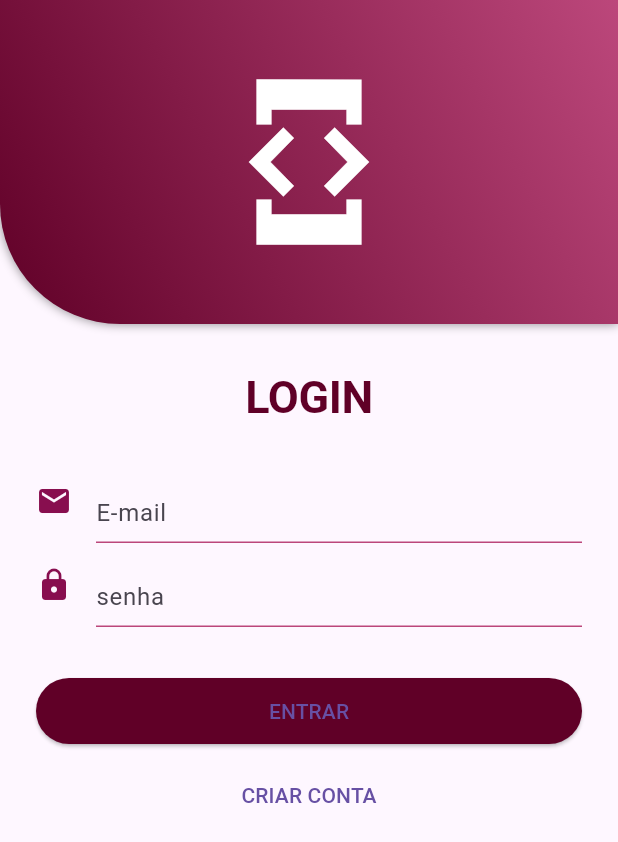
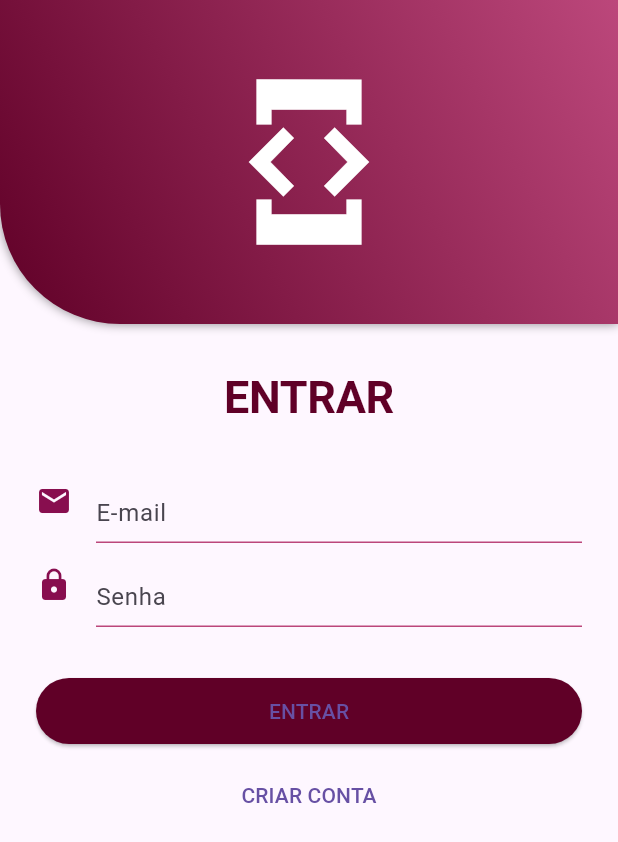
Before and after one commit to amandadetofol/flutter_course, a Flutter app: the screen it shows after launch, on a phone screen of 412 x 824 dp. Shown: the top 842 px of the screen. Run offline on Flutter 3.47's test engine with Material 3 defaults, Android fonts, the phone set to English and light mode, and no system bars; our stand-ins replace equatable, flutter_secure_storage, get.

Commit message:
finish i18n

```diff
--- a/flutter_course/lib/lib/ui/helpers/errors/ui_error.dart
+++ b/flutter_course/lib/lib/ui/helpers/errors/ui_error.dart
@@ -1,3 +1,5 @@
+import '../i18n/resources.dart';
+
 enum UIError {
   unexpected,
   invalidCredentials,
@@ -9,13 +11,13 @@ extension DomainErrorExtension on UIError {
   String get description {
     switch (this) {
       case UIError.unexpected:
-        return 'Algo errado aconteceu.';
+        return R.translations.unexpected;
       case UIError.invalidCredentials:
-        return 'Credenciais inválidas';
+        return R.translations.invalidCredentials;
       case UIError.requiredField:
-        return 'Campo obrigatório';
+        return R.translations.requiredField;
       case UIError.invalidField:
-        return 'Campo inválido';
+        return R.translations.invalidField;
     }
   }
 }
--- a/flutter_course/lib/lib/utils/i18n/resources.dart
+++ b/flutter_course/lib/lib/ui/helpers/i18n/resources.dart
@@ -1,14 +1,11 @@
 import 'package:flutter/widgets.dart';
-import 'package:flutter_course/lib/utils/i18n/strings/strings.dart';
+import 'package:flutter_course/lib/ui/helpers/i18n/strings/strings.dart';
 
 class R {
   static Translations translations = PtBr();
 
   static void load(Locale locale) {
     switch (locale.toString()) {
-      case 'en_US':
-        translations = EnUs();
-        break;
       default:
         translations = PtBr();
         break;
--- /dev/null
+++ b/flutter_course/lib/lib/ui/helpers/i18n/strings/pt_br.dart
@@ -0,0 +1,30 @@
+import 'package:flutter_course/lib/ui/helpers/i18n/strings/translations.dart';
+
+class PtBr implements Translations {
+  @override
+  String get addAccount => 'Criar conta';
+
+  @override
+  String get unexpected => 'Algo errado aconteceu';
+
+  @override
+  String get invalidCredentials => 'Credenciais inválidas';
+
+  @override
+  String get requiredField => 'Campo obrigatório';
+
+  @override
+  String get invalidField => 'Campo inválido';
+
+  @override
+  String get email => 'E-mail';
+
+  @override
+  String get loading => 'Aguarde...';
+
+  @override
+  String get login => 'Entrar';
+
+  @override
+  String get password => 'Senha';
+}
--- a/flutter_course/lib/lib/utils/i18n/strings/strings.dart
+++ b/flutter_course/lib/lib/ui/helpers/i18n/strings/strings.dart
@@ -1,3 +1,2 @@
-export 'en_us.dart';
 export 'pt_br.dart';
 export 'translations.dart';
--- /dev/null
+++ b/flutter_course/lib/lib/ui/helpers/i18n/strings/translations.dart
@@ -0,0 +1,12 @@
+abstract class Translations {
+  String get addAccount;
+  String get unexpected;
+  String get invalidCredentials;
+  String get requiredField;
+  String get invalidField;
+  String get loading;
+  String get email;
+
+  String get login;
+  String get password;
+}
--- a/flutter_course/lib/lib/ui/pages/login/components/email_input.dart
+++ b/flutter_course/lib/lib/ui/pages/login/components/email_input.dart
@@ -2,6 +2,7 @@ import 'package:flutter/material.dart';
 import 'package:flutter_course/lib/ui/helpers/helpers.dart';
 import 'package:provider/provider.dart';
 
+import '../../../helpers/i18n/resources.dart';
 import '../../pages.dart';
 
 class EmailInput extends StatelessWidget {
@@ -16,7 +17,7 @@ class EmailInput extends StatelessWidget {
       builder: (context, snapshot) {
         return TextFormField(
           decoration: InputDecoration(
-            label: const Text('E-mail'),
+            label: Text(R.translations.email),
             icon: const Icon(Icons.email),
             errorText:
                 (snapshot.data == null) ? null : snapshot.data?.description,
--- a/flutter_course/lib/lib/ui/pages/login/components/password_input.dart
+++ b/flutter_course/lib/lib/ui/pages/login/components/password_input.dart
@@ -2,6 +2,8 @@ import 'package:flutter/material.dart';
 import 'package:flutter_course/lib/ui/helpers/helpers.dart';
 import 'package:flutter_course/lib/ui/pages/pages.dart';
 import 'package:provider/provider.dart';
+
+import '../../../helpers/i18n/resources.dart';
 
 class PasswordInput extends StatelessWidget {
   const PasswordInput({super.key});
@@ -15,7 +17,7 @@ class PasswordInput extends StatelessWidget {
       builder: (context, snapshot) {
         return TextFormField(
           decoration: InputDecoration(
-              label: const Text('senha'),
+              label: Text(R.translations.password),
               icon: const Icon(Icons.lock),
               errorText:
                   (snapshot.data == null) ? null : snapshot.data?.description),
--- a/flutter_course/lib/lib/ui/pages/login/components/signin_button.dart
+++ b/flutter_course/lib/lib/ui/pages/login/components/signin_button.dart
@@ -1,4 +1,5 @@
 import 'package:flutter/material.dart';
+import 'package:flutter_course/lib/ui/helpers/i18n/i18n.dart';
 import 'package:provider/provider.dart';
 
 import '../../pages.dart';
@@ -20,7 +21,7 @@ class SignInButton extends StatelessWidget {
                   presenter.auth();
                 },
           child: Text(
-            'Entrar'.toUpperCase(),
+            R.translations.login.toUpperCase(),
           ),
         );
       },
--- a/flutter_course/lib/lib/ui/pages/login/login_page.dart
+++ b/flutter_course/lib/lib/ui/pages/login/login_page.dart
@@ -4,7 +4,7 @@ import 'package:flutter_course/lib/ui/helpers/errors/ui_error.dart';
 import 'package:get/get.dart';
 import 'package:provider/provider.dart';
 
-import '../../../utils/i18n/resources.dart';
+import '../../helpers/i18n/resources.dart';
 import '../../components/components.dart';
 import 'components/components.dart';
 import 'login_presenter.dart';
@@ -39,7 +39,7 @@ class _LoginPageState extends State<LoginPage> {
               if (isLoading ?? false) {
                 showSpinnerDialog(
                   context,
-                  "Aguarde...",
+                  R.translations.loading,
                 );
               } else {
                 hideDialog(context);
@@ -74,7 +74,7 @@ class _LoginPageState extends State<LoginPage> {
                 children: [
                   const LoginHeader(),
                   Headline01(
-                    text: 'login'.toUpperCase(),
+                    text: R.translations.login.toUpperCase(),
                   ),
                   Padding(
                     padding: const EdgeInsets.all(24),
--- a/flutter_course/lib/lib/utils/i18n/strings/en_us.dart
+++ /dev/null
@@ -1,5 +0,0 @@
-import 'package:flutter_course/lib/utils/i18n/strings/translations.dart';
-
-class EnUs implements Translations {
-  String get addAccount => 'Create Account';
-}
--- a/flutter_course/lib/lib/utils/i18n/strings/pt_br.dart
+++ /dev/null
@@ -1,5 +0,0 @@
-import 'package:flutter_course/lib/utils/i18n/strings/translations.dart';
-
-class PtBr implements Translations {
-  String get addAccount => 'Criar conta';
-}
--- a/flutter_course/lib/lib/utils/i18n/strings/translations.dart
+++ /dev/null
@@ -1,3 +0,0 @@
-abstract class Translations {
-  String get addAccount;
-}
```
Also changed, not shown: flutter_course/lib/lib/ui/helpers/i18n/i18n.dart (renamed from flutter_course/lib/lib/utils/i18n/i18n.dart).
